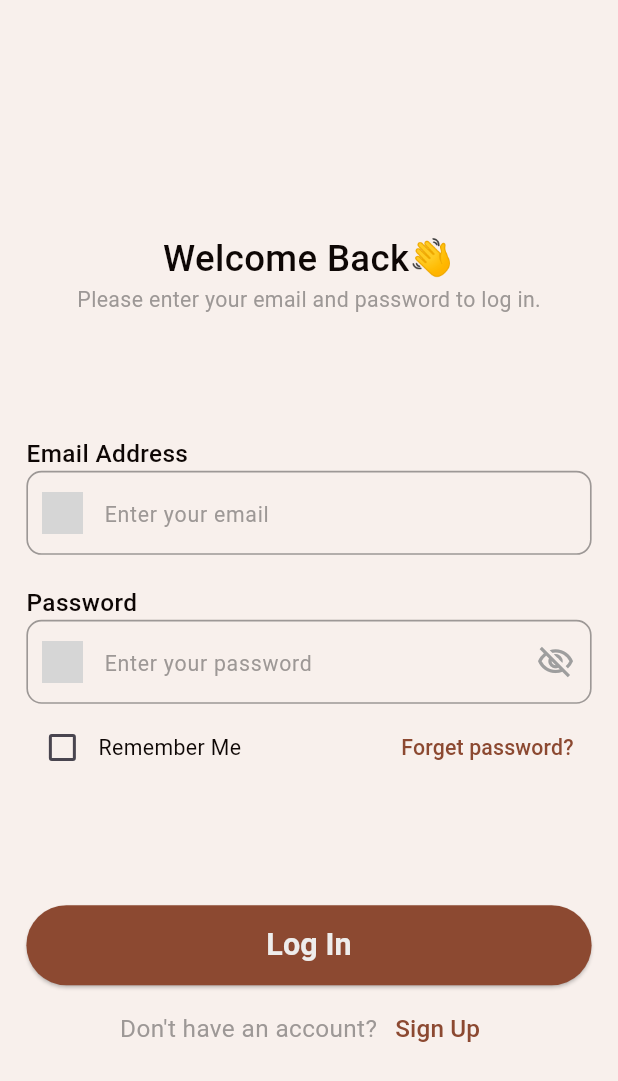
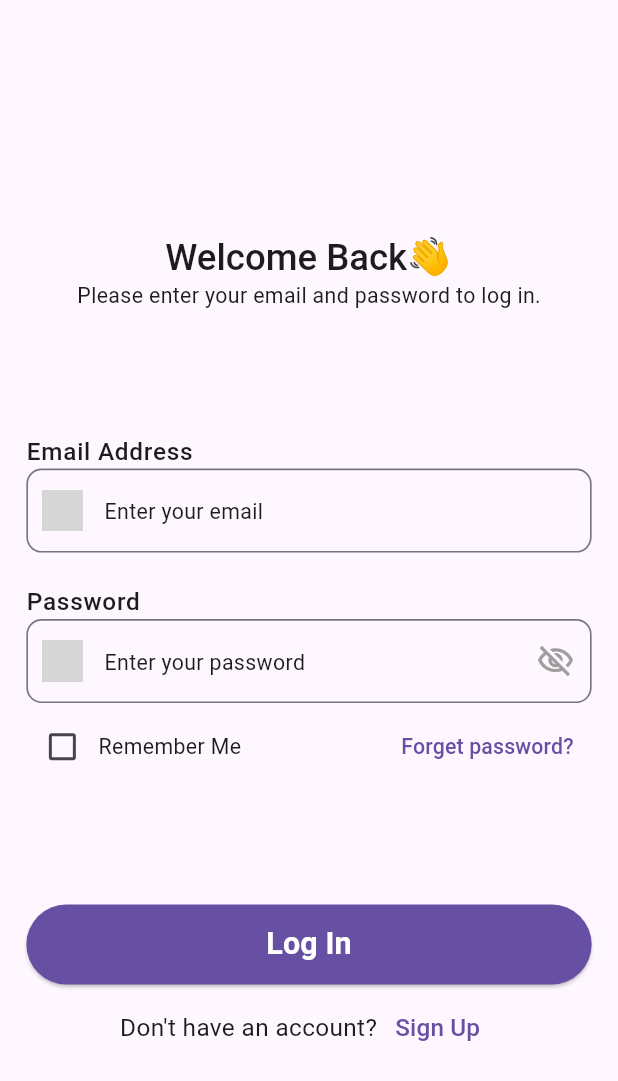
Before and after one commit to AhmedHamdy106/support_local_artisans_app, a Flutter app: the screen it shows after launch, on a phone screen of 412 x 824 dp. Shown: the top 1081 px of the screen. Run offline on Flutter 3.47's test engine with Material 3 defaults, Android fonts, the phone set to English and light mode, and no system bars; our stand-ins replace awesome_dialog, bloc, dartz, dio, flutter_bloc, flutter_otp_text_field and 11 more; accounts and stored records are empty; grey boxes are pictures that could not be loaded.

Commit message:
update Theme

```diff
--- a/lib/core/utils/custom_widgets/Custom_label_text_field.dart
+++ b/lib/core/utils/custom_widgets/Custom_label_text_field.dart
@@ -1,6 +1,5 @@
 import 'package:flutter/material.dart';
 import 'package:flutter_screenutil/flutter_screenutil.dart';
-import 'package:support_local_artisans/core/utils/app_colors.dart';
 
 class CustomLabelTextField extends StatelessWidget {
   final String label;
@@ -11,12 +10,10 @@ class CustomLabelTextField extends StatelessWidget {
   Widget build(BuildContext context) {
     return Text(
       label,
-      style: TextStyle(
-        color: AppColors.textPrimary,
+      style: Theme.of(context).textTheme.bodyLarge?.copyWith(
+        fontSize: 16.sp,
+        fontWeight: FontWeight.w500,
         fontFamily: "Roboto",
-        fontSize: 16.sp,
-        fontStyle: FontStyle.normal,
-        fontWeight: FontWeight.w500,
       ),
     );
   }
--- a/lib/core/utils/custom_widgets/custom_text_form_field.dart
+++ b/lib/core/utils/custom_widgets/custom_text_form_field.dart
@@ -1,6 +1,5 @@
 import 'package:flutter/material.dart';
 import 'package:flutter_screenutil/flutter_screenutil.dart';
-import 'package:support_local_artisans/core/utils/app_colors.dart';
 
 typedef Validator = String? Function(String? text);
 
@@ -37,13 +36,13 @@ class _CustomTextFormField extends State<CustomTextFormField> {
 
   @override
   Widget build(BuildContext context) {
+    final theme = Theme.of(context);
+    final colorScheme = theme.colorScheme;
+
     return TextFormField(
       validator: widget.validator,
       controller: widget.controller,
-      style: TextStyle(
-        color: AppColors.textPrimary,
-        fontSize: 16.sp,
-      ),
+      style: theme.textTheme.bodyLarge?.copyWith(fontSize: 16.sp),
       keyboardType: widget.keyboardType,
       obscureText: isVisibleText,
       decoration: InputDecoration(
@@ -52,11 +51,10 @@ class _CustomTextFormField extends State<CustomTextFormField> {
           child: SizedBox(width: 24.w, height: 24.h, child: widget.prefixIcon),
         ),
         errorMaxLines: 2,
-        errorStyle: Theme.of(context).textTheme.titleSmall?.copyWith(
-              color: AppColors.error,
+        errorStyle: theme.textTheme.titleSmall?.copyWith(
+          color: colorScheme.error,
           height: 1.2.h,
           fontSize: 16.sp,
-              overflow: TextOverflow.visible,
         ),
         suffixIcon: widget.securedPassword
             ? InkWell(
@@ -69,36 +67,33 @@ class _CustomTextFormField extends State<CustomTextFormField> {
             isVisibleText
                 ? Icons.visibility_off_outlined
                 : Icons.visibility,
-                  color: isVisibleText ? Colors.grey : AppColors.primary,
+            color: isVisibleText ? Colors.grey : colorScheme.primary,
             size: 25.sp,
           ),
         )
             : null,
         hintText: widget.hint,
-        hintStyle: TextStyle(
-          color: AppColors.textSecondary,
-          fontFamily: "Roboto",
+        hintStyle: theme.textTheme.bodyMedium?.copyWith(
           fontSize: 14.sp,
-          fontStyle: FontStyle.normal,
           fontWeight: FontWeight.w400,
         ),
-        fillColor: AppColors.background,
+        fillColor: theme.inputDecorationTheme.fillColor ?? colorScheme.surface,
         filled: true,
         focusedBorder: OutlineInputBorder(
           borderRadius: BorderRadius.circular(10.r),
-          borderSide: BorderSide(color: AppColors.primary, width: 1.5.w),
+          borderSide: BorderSide(color: colorScheme.primary, width: 1.5.w),
         ),
         enabledBorder: OutlineInputBorder(
           borderRadius: BorderRadius.circular(10.r),
-          borderSide: BorderSide(color: AppColors.textSecondary, width: 1.w),
+          borderSide: BorderSide(color: colorScheme.outline, width: 1.w),
         ),
         errorBorder: OutlineInputBorder(
           borderRadius: BorderRadius.circular(10.r),
-          borderSide: BorderSide(color: AppColors.primary, width: 1.w),
+          borderSide: BorderSide(color: colorScheme.error, width: 1.w),
         ),
         focusedErrorBorder: OutlineInputBorder(
           borderRadius: BorderRadius.circular(10.r),
-          borderSide: BorderSide(color: AppColors.primary, width: 1.w),
+          borderSide: BorderSide(color: colorScheme.error, width: 1.w),
         ),
       ),
     );
--- a/lib/features/login_view/presentation/pages/login_screen.dart
+++ b/lib/features/login_view/presentation/pages/login_screen.dart
@@ -1,8 +1,7 @@
 import 'package:flutter/material.dart';
 import 'package:flutter_bloc/flutter_bloc.dart';
 import 'package:flutter_screenutil/flutter_screenutil.dart';
-import 'package:support_local_artisans/core/utils/app_colors.dart';
-import 'package:support_local_artisans/core/utils/custom_widgets/Custom_label_text_field.dart';
+import 'package:support_local_artisans/core/utils/custom_widgets/custom_label_text_field.dart';
 import 'package:support_local_artisans/core/utils/dialogs.dart';
 import 'package:support_local_artisans/features/home_view_user/presentation/pages/MainScreen.dart';
 import 'package:support_local_artisans/features/login_view/presentation/manager/cubit/login_states.dart';
@@ -28,6 +27,9 @@ class _LoginScreenState extends State<LoginScreen> {
 
   @override
   Widget build(BuildContext context) {
+    final theme = Theme.of(context);
+    final colorScheme = theme.colorScheme;
+
     return BlocListener<LoginScreenViewModel, LoginStates>(
       bloc: viewModel,
       listener: (context, state) async {
@@ -35,7 +37,6 @@ class _LoginScreenState extends State<LoginScreen> {
           DialogUtils.showLoadingDialog(context: context, title: "Logging...");
         } else if (state is LoginSuccessState) {
           DialogUtils.hideLoadingDialog();
-
           final token = state.responseEntity.token;
           final role = state.responseEntity.user?.role ?? "User";
           final isMerchant = role == "Artisan";
@@ -43,14 +44,15 @@ class _LoginScreenState extends State<LoginScreen> {
           await SharedPreference.saveData(key: "token", value: token);
           await SharedPreference.saveData(key: "role", value: role);
 
-          // Use Navigator to navigate instead of GetX
+          if (mounted) {
             Navigator.pushAndRemoveUntil(
               context,
               MaterialPageRoute(
                 builder: (context) => MainScreen(isMerchant: isMerchant),
               ),
-                (route) => false, // Clear the navigation stack
+                  (route) => false,
             );
+          }
         } else if (state is LoginErrorState) {
           DialogUtils.hideLoadingDialog();
           DialogUtils.showErrorDialog(
@@ -58,16 +60,14 @@ class _LoginScreenState extends State<LoginScreen> {
             context: context,
             message: state.failures.errorMessage,
             buttonText: "Retry",
-            onRetryPressed: () {
-              Navigator.of(context).pop();
-            },
+            onRetryPressed: () => Navigator.of(context).pop(),
           );
         }
       },
       child: Form(
         key: formKey,
         child: Scaffold(
-          backgroundColor: AppColors.background,
+          backgroundColor: colorScheme.background,
           body: Padding(
             padding: EdgeInsets.symmetric(horizontal: 16.w, vertical: 20.h),
             child: Center(
@@ -79,20 +79,17 @@ class _LoginScreenState extends State<LoginScreen> {
                     Center(
                       child: Text(
                         'Welcome Back👋',
-                        style: TextStyle(
-                          fontFamily: "Roboto",
+                        style: theme.textTheme.headlineSmall?.copyWith(
                           fontSize: 24.sp,
                           fontWeight: FontWeight.w500,
-                          color: AppColors.textPrimary,
                         ),
                       ),
                     ),
                     Center(
                       child: Text(
                         'Please enter your email and password to log in.',
-                        style: TextStyle(
+                        style: theme.textTheme.bodyMedium?.copyWith(
                           fontSize: 14.sp,
-                          color: AppColors.textSecondary,
                         ),
                       ),
                     ),
@@ -123,7 +120,7 @@ class _LoginScreenState extends State<LoginScreen> {
                         Row(
                           children: [
                             Checkbox(
-                              activeColor: AppColors.primary,
+                              activeColor: colorScheme.primary,
                               value: rememberMe,
                               onChanged: (bool? newValue) {
                                 setState(() {
@@ -131,11 +128,10 @@ class _LoginScreenState extends State<LoginScreen> {
                                 });
                               },
                             ),
-                            Text("Remember Me",
-                                style: TextStyle(
-                                  color: AppColors.textPrimary,
-                                  fontSize: 14.sp,
-                                )),
+                            Text(
+                              "Remember Me",
+                              style: theme.textTheme.bodyMedium?.copyWith(fontSize: 14.sp),
+                            ),
                           ],
                         ),
                         TextButton(
@@ -143,13 +139,14 @@ class _LoginScreenState extends State<LoginScreen> {
                             Navigator.push(
                               context,
                               MaterialPageRoute(
-                                  builder: (context) => const ForgetPasswordScreen()),
+                                builder: (context) => const ForgetPasswordScreen(),
+                              ),
                             );
                           },
                           child: Text(
                             'Forget password?',
                             style: TextStyle(
-                              color: AppColors.primary,
+                              color: colorScheme.primary,
                               fontSize: 14.sp,
                             ),
                           ),
@@ -166,14 +163,14 @@ class _LoginScreenState extends State<LoginScreen> {
                           }
                         },
                         style: ElevatedButton.styleFrom(
-                          backgroundColor: AppColors.primary,
+                          backgroundColor: colorScheme.primary,
                           padding: EdgeInsets.symmetric(vertical: 12.h),
                         ),
                         child: Text(
                           'Log In',
-                          style: TextStyle(
+                          style: theme.textTheme.labelLarge?.copyWith(
                             fontSize: 20.sp,
-                            color: AppColors.buttonText,
+                            color: colorScheme.onPrimary,
                             fontWeight: FontWeight.w600,
                           ),
                         ),
@@ -185,17 +182,15 @@ class _LoginScreenState extends State<LoginScreen> {
                       children: [
                         Text(
                           "Don't have an account?",
-                          style: TextStyle(
-                              fontSize: 16.sp, color: AppColors.textSecondary),
+                          style: theme.textTheme.bodyMedium?.copyWith(fontSize: 16.sp),
                         ),
                         TextButton(
-                          onPressed: () =>
-                              Navigator.pushNamed(context, Routes.registerRoute),
+                          onPressed: () => Navigator.pushNamed(context, Routes.registerRoute),
                           child: Text(
                             "Sign Up",
                             style: TextStyle(
                               fontSize: 16.sp,
-                              color: AppColors.primary,
+                              color: colorScheme.primary,
                               fontWeight: FontWeight.w500,
                             ),
                           ),
--- a/pubspec.yaml
+++ b/pubspec.yaml
@@ -58,6 +58,7 @@ dependencies:
   badges: ^3.1.2
   image_picker:
   permission_handler:
+  provider:
 
 dev_dependencies:
   flutter_test:
```
Also changed, not shown: lib/config/themes/AppColorsDark.dart (added, +15 -0 lines), lib/config/themes/AppColorsLight.dart (added, +15 -0 lines), lib/config/themes/AppTheme.dart (added, +72 -0 lines), lib/config/themes/ThemeProvider.dart (added, +28 -0 lines), lib/features/AccountScreen/ProfileScreen.dart (+48 -10 lines), lib/features/home_view_user/presentation/pages/home_screen_user.dart (+81 -36 lines), lib/main.dart (+14 -38 lines), lib/config/themes/dark_theme.dart (deleted), lib/config/themes/light_theme.dart (deleted), pubspec.lock. Lines whose indentation alone changed are shown as unchanged.
